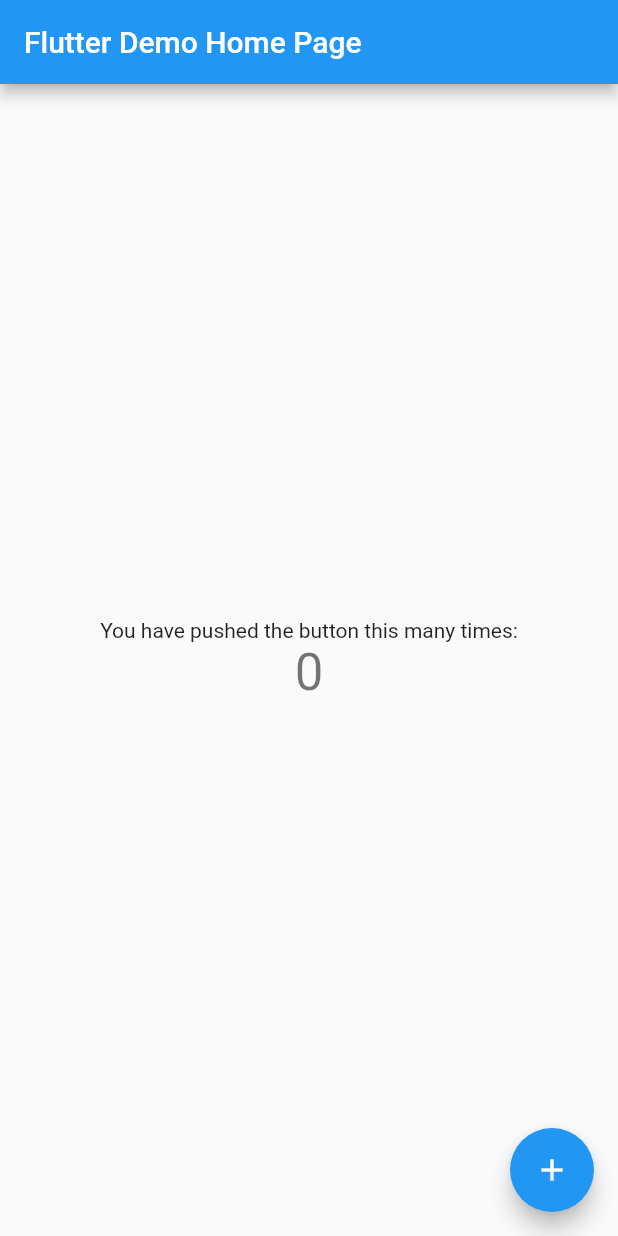
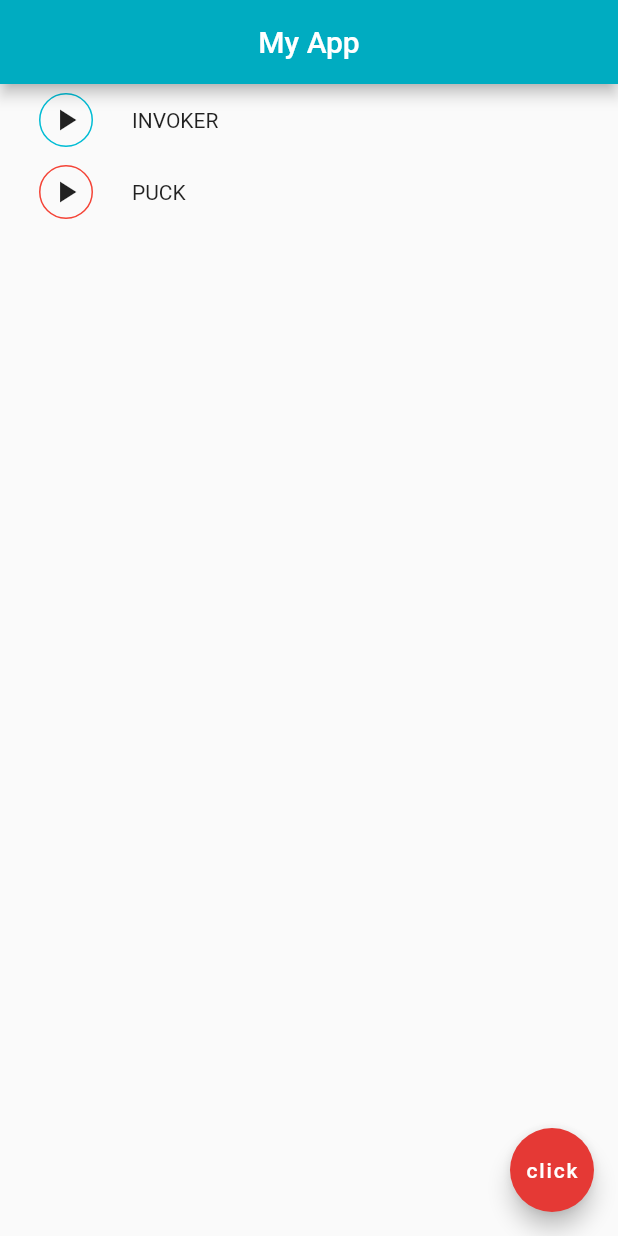
Before and after one commit to GTWFam/dota2_responder, a Flutter app: the screen it shows after launch, on a phone screen of 412 x 824 dp. Run offline on Flutter 3.47's test engine with Material 2 defaults, Android fonts, the light colour scheme and no system bars.

Commit message:
Added the basic layouts

```diff
--- a/lib/main.dart
+++ b/lib/main.dart
@@ -1,117 +1,53 @@
 import 'package:flutter/material.dart';
 
 void main() {
-  runApp(MyApp());
+  runApp(MaterialApp(
+    home: Home(),
+  ));
 }
 
-class MyApp extends StatelessWidget {
-  // This widget is the root of your application.
+class Home extends StatelessWidget {
   @override
   Widget build(BuildContext context) {
-    return MaterialApp(
-      title: 'Flutter Demo',
-      theme: ThemeData(
-        // This is the theme of your application.
-        //
-        // Try running your application with "flutter run". You'll see the
-        // application has a blue toolbar. Then, without quitting the app, try
-        // changing the primarySwatch below to Colors.green and then invoke
-        // "hot reload" (press "r" in the console where you ran "flutter run",
-        // or simply save your changes to "hot reload" in a Flutter IDE).
-        // Notice that the counter didn't reset back to zero; the application
-        // is not restarted.
-        primarySwatch: Colors.blue,
-        // This makes the visual density adapt to the platform that you run
-        // the app on. For desktop platforms, the controls will be smaller and
-        // closer together (more dense) than on mobile platforms.
-        visualDensity: VisualDensity.adaptivePlatformDensity,
+    return Scaffold(
+      appBar: AppBar(
+        title: Text('My App'),
+        centerTitle: true,
+        backgroundColor: Colors.cyan[600],
       ),
-      home: MyHomePage(title: 'Flutter Demo Home Page'),
+      body: Column(
+        children: [
+          Row(
+            children: [
+              FlatButton(
+                onPressed: () {},
+                child: Icon(Icons.play_arrow),
+                shape: CircleBorder(
+                  side: BorderSide(color: Colors.cyan),
+                ),
+              ),
+              Text('INVOKER'),
+            ],
+          ),
+          Row(
+            children: [
+              FlatButton(
+                onPressed: () {},
+                child: Icon(Icons.play_arrow),
+                shape: CircleBorder(
+                  side: BorderSide(color: Colors.red),
+                ),
+              ),
+              Text('PUCK'),
+            ],
+          ),
+        ],
+      ),
+      floatingActionButton: FloatingActionButton(
+        onPressed: () {},
+        backgroundColor: Colors.red[600],
+        child: Text('click'),
+      ),
     );
   }
 }
-
-class MyHomePage extends StatefulWidget {
-  MyHomePage({Key key, this.title}) : super(key: key);
-
-  // This widget is the home page of your application. It is stateful, meaning
-  // that it has a State object (defined below) that contains fields that affect
-  // how it looks.
-
-  // This class is the configuration for the state. It holds the values (in this
-  // case the title) provided by the parent (in this case the App widget) and
-  // used by the build method of the State. Fields in a Widget subclass are
-  // always marked "final".
-
-  final String title;
-
-  @override
-  _MyHomePageState createState() => _MyHomePageState();
-}
-
-class _MyHomePageState extends State<MyHomePage> {
-  int _counter = 0;
-
-  void _incrementCounter() {
-    setState(() {
-      // This call to setState tells the Flutter framework that something has
-      // changed in this State, which causes it to rerun the build method below
-      // so that the display can reflect the updated values. If we changed
-      // _counter without calling setState(), then the build method would not be
-      // called again, and so nothing would appear to happen.
-      _counter++;
-    });
-  }
-
-  @override
-  Widget build(BuildContext context) {
-    // This method is rerun every time setState is called, for instance as done
-    // by the _incrementCounter method above.
-    //
-    // The Flutter framework has been optimized to make rerunning build methods
-    // fast, so that you can just rebuild anything that needs updating rather
-    // than having to individually change instances of widgets.
-    return Scaffold(
-      appBar: AppBar(
-        // Here we take the value from the MyHomePage object that was created by
-        // the App.build method, and use it to set our appbar title.
-        title: Text(widget.title),
-      ),
-      body: Center(
-        // Center is a layout widget. It takes a single child and positions it
-        // in the middle of the parent.
-        child: Column(
-          // Column is also a layout widget. It takes a list of children and
-          // arranges them vertically. By default, it sizes itself to fit its
-          // children horizontally, and tries to be as tall as its parent.
-          //
-          // Invoke "debug painting" (press "p" in the console, choose the
-          // "Toggle Debug Paint" action from the Flutter Inspector in Android
-          // Studio, or the "Toggle Debug Paint" command in Visual Studio Code)
-          // to see the wireframe for each widget.
-          //
-          // Column has various properties to control how it sizes itself and
-          // how it positions its children. Here we use mainAxisAlignment to
-          // center the children vertically; the main axis here is the vertical
-          // axis because Columns are vertical (the cross axis would be
-          // horizontal).
-          mainAxisAlignment: MainAxisAlignment.center,
-          children: <Widget>[
-            Text(
-              'You have pushed the button this many times:',
-            ),
-            Text(
-              '$_counter',
-              style: Theme.of(context).textTheme.headline4,
-            ),
-          ],
-        ),
-      ),
-      floatingActionButton: FloatingActionButton(
-        onPressed: _incrementCounter,
-        tooltip: 'Increment',
-        child: Icon(Icons.add),
-      ), // This trailing comma makes auto-formatting nicer for build methods.
-    );
-  }
-}
```
Also changed, not shown: 1 other file.
